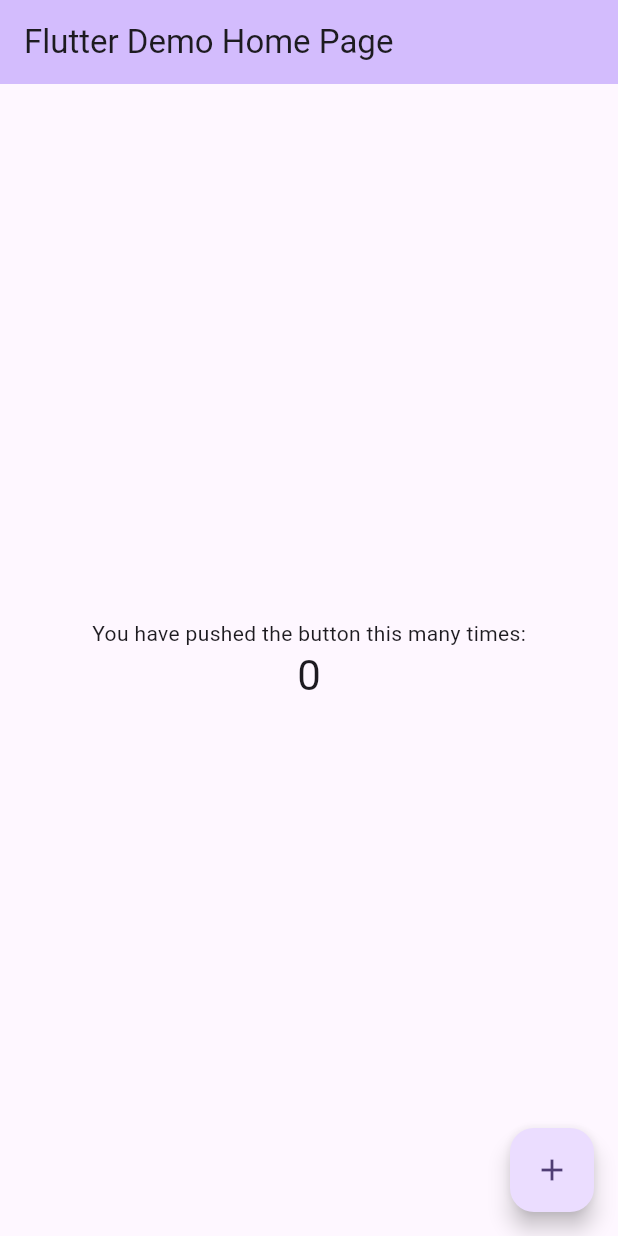
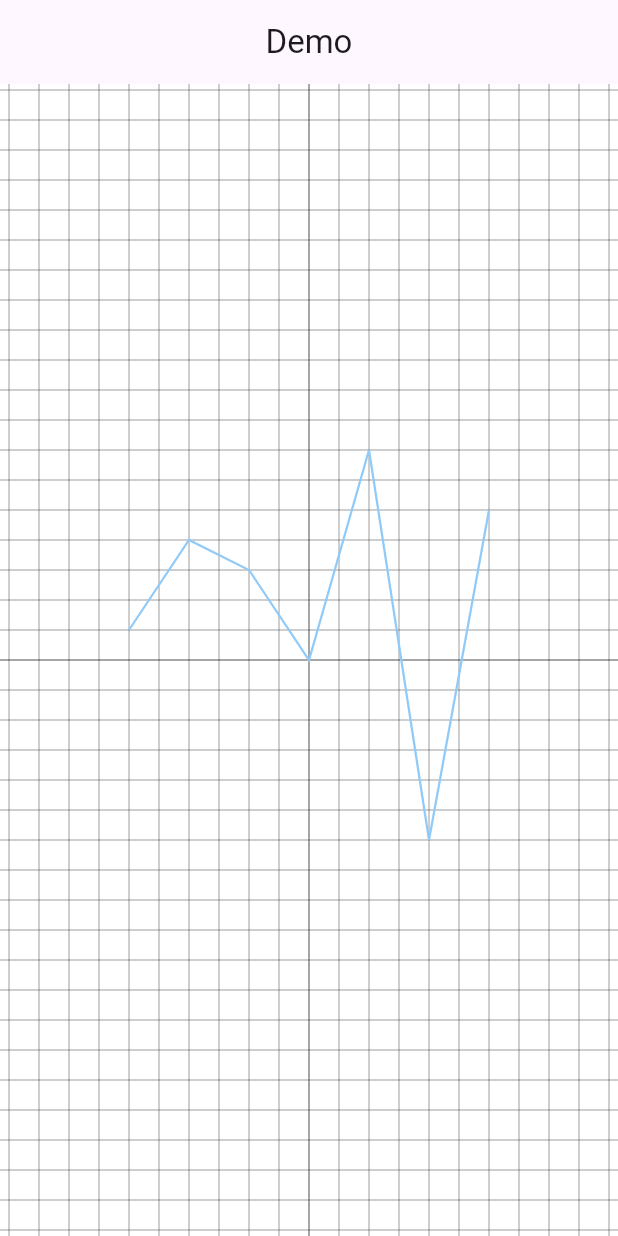
Before and after one commit to ohmusso/map_app, a Flutter app: the screen it shows after launch, on a phone screen of 412 x 824 dp. Run offline on Flutter 3.47's test engine with Material 3 defaults, Android fonts, the phone set to English and light mode, and no system bars; our stand-ins replace fixnum; missing offline and left inert: protobuf.

Commit message:
canvas draw path

```diff
--- a/app_map/lib/main.dart
+++ b/app_map/lib/main.dart
@@ -1,4 +1,5 @@
 import 'package:flutter/material.dart';
+import 'vecmap_widget.dart';
 
 void main() {
   runApp(const MyApp());
@@ -31,7 +32,7 @@
         colorScheme: ColorScheme.fromSeed(seedColor: Colors.deepPurple),
         useMaterial3: true,
       ),
-      home: const MyHomePage(title: 'Flutter Demo Home Page'),
+      home: const Demo(),
     );
   }
 }
--- /dev/null
+++ b/app_map/lib/vecmap_widget.dart
@@ -0,0 +1,112 @@
+import 'package:flutter/material.dart';
+
+class Demo extends StatefulWidget {
+  const Demo({
+    super.key,
+  });
+
+  @override
+  State<Demo> createState() => _DemoState();
+}
+
+class _DemoState extends State<Demo> {
+  @override
+  Widget build(BuildContext context) {
+    return Scaffold(
+      appBar: AppBar(
+        centerTitle: true,
+        elevation: 0,
+        title: const Text("Demo"),
+      ),
+      body: Center(
+        child: Container(
+          color: Colors.white,
+          child: SizedBox.expand(
+            child: CustomPaint(
+              painter: MyPainter(true),
+            ),
+          ),
+        ),
+      ),
+    );
+  }
+}
+
+class MyPainter extends CustomPainter {
+  final bool show;
+  final double space = 20;
+  final Paint _gridPint = Paint()
+    ..style = PaintingStyle.stroke
+    ..strokeWidth = 1.0
+    ..color = Colors.black26;
+  final Paint _pathPaint = Paint()
+    ..style = PaintingStyle.stroke
+    ..strokeWidth = 1.5
+    ..color = Colors.blue.shade200;
+
+  MyPainter(this.show);
+
+  @override
+  void paint(Canvas canvas, Size size) {
+    // 原点を画面の中心に設定する
+    canvas.translate(size.width / 2, size.height / 2);
+
+    _drawGrid(canvas, size);
+
+    Path path = Path();
+    path
+      ..moveTo(-120, -20) // ペンを(-120,-20)へ移動
+      ..lineTo(-80, -80) // (-120,-20)から(-80, -80)線を描く
+      ..lineTo(-40, -60) // (-80, -80)から(-40, -60)線を描く
+      ..lineTo(0, 0)
+      ..lineTo(40, -140)
+      ..lineTo(80, 120)
+      ..lineTo(120, -100);
+    canvas.drawPath(path, _pathPaint);
+  }
+
+  void _drawGrid(Canvas canvas, Size size) {
+    _drawGridRight(canvas, size);
+
+    canvas.save();
+    canvas.scale(1, -1);
+    _drawGridRight(canvas, size);
+    canvas.restore();
+
+    canvas.save();
+    canvas.scale(-1, 1);
+    _drawGridRight(canvas, size);
+    canvas.restore();
+
+    canvas.save();
+    canvas.scale(-1, -1);
+    _drawGridRight(canvas, size);
+    canvas.restore();
+  }
+
+  void _drawGridRight(Canvas canvas, Size size) {
+    // キャンパスの保存
+    canvas.save();
+
+    // 縦線を描く
+    for (int i = 0; i < size.width / 2 / space; i++) {
+      canvas.drawLine(Offset(0, 0), Offset(0, size.height / 2), _gridPint);
+      canvas.translate(space, 0);
+    }
+
+    // キャンパスリセット（原点リセット）
+    canvas.restore();
+    canvas.save();
+
+    // 横線を描く
+    for (int i = 0; i < size.height / 2 / space; i++) {
+      canvas.drawLine(Offset(0, 0), Offset(size.width / 2, 0), _gridPint);
+      canvas.translate(0, space);
+    }
+
+    canvas.restore();
+  }
+
+  @override
+  bool shouldRepaint(CustomPainter oldDelegate) => true;
+}
```
Also changed, not shown: 1 other file.
